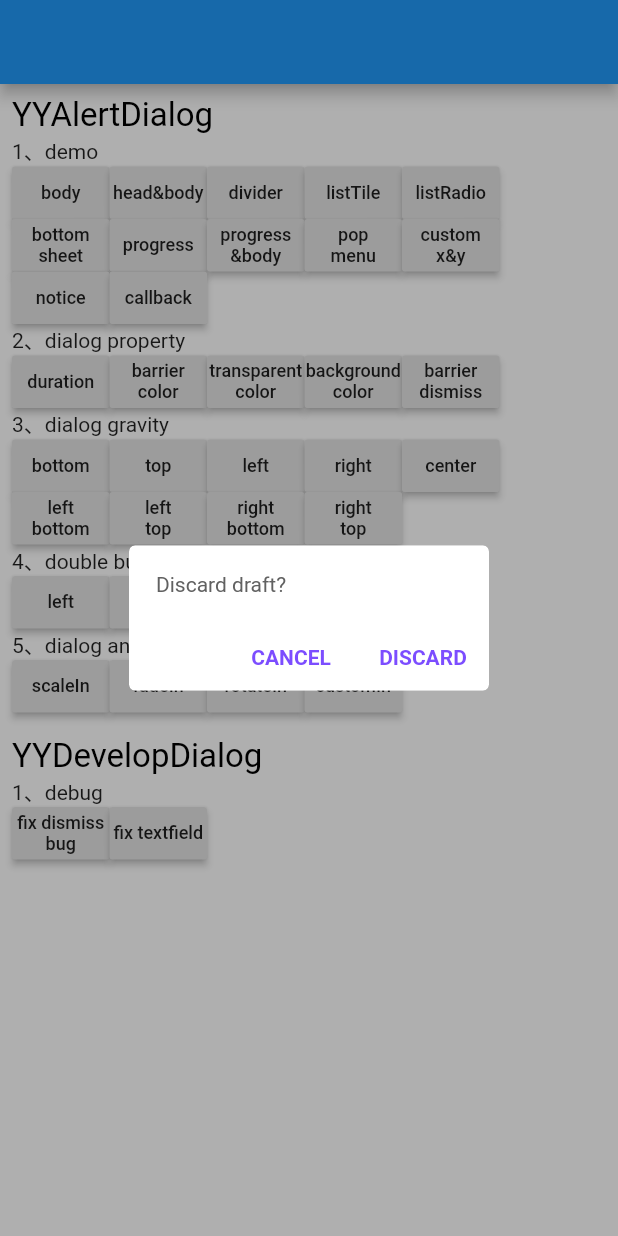
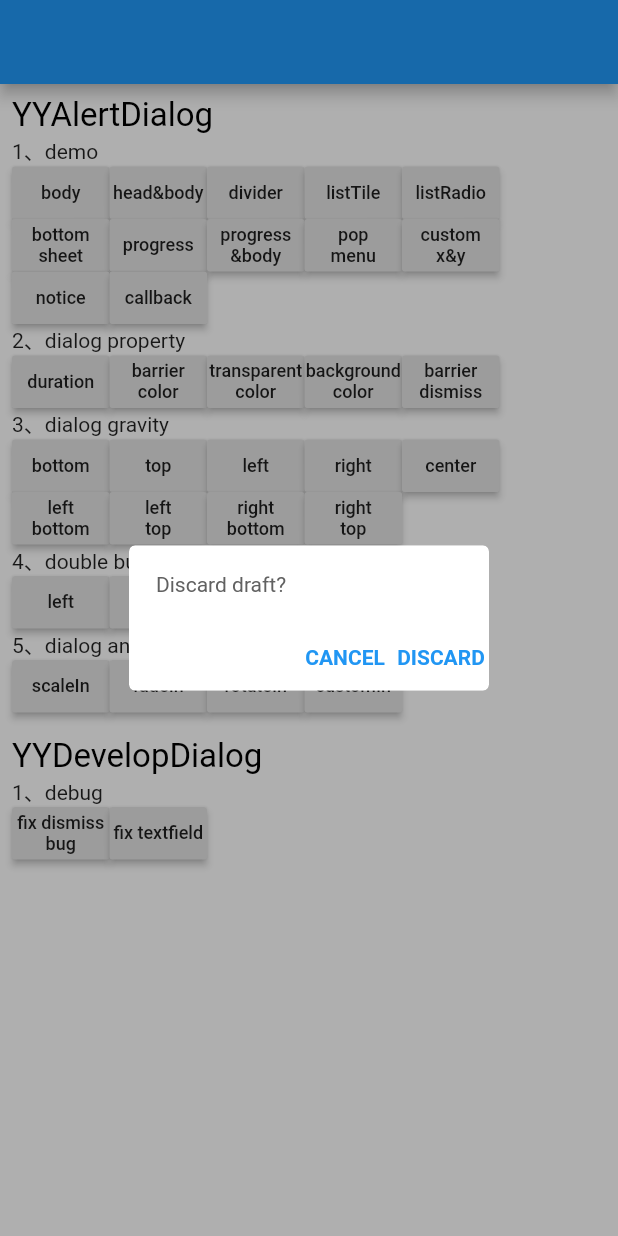
Before and after one commit to YYFlutter/flutter-custom-dialog, a Flutter app: the screen it shows after launch, after a tap on "body", on a phone screen of 412 x 824 dp. Run offline on Flutter 3.47's test engine with Material 2 defaults, Android fonts, the phone set to English and light mode, and no system bars.

Commit message:
Replace 'FlatButton' with 'TextButton'
Replace 'FlatButton' with 'TextButton'

```diff
--- a/lib/flutter_custom_dialog.dart
+++ b/lib/flutter_custom_dialog.dart
@@ -117,44 +117,48 @@ class YYDialog {
         child: Row(
           mainAxisAlignment: getRowMainAxisAlignment(gravity),
           children: <Widget>[
-            FlatButton(
+            TextButton(
               onPressed: () {
                 if (onTap1 != null) onTap1();
                 if (isClickAutoDismiss) {
                   dismiss();
                 }
               },
+              style: TextButton.styleFrom(
                 padding: buttonPadding1,
-              child: Text(
-                text1 ?? "",
-                style: TextStyle(
+                textStyle: TextStyle(
                   color: color1 ?? null,
                   fontSize: fontSize1 ?? null,
                   fontWeight: fontWeight1,
                   fontFamily: fontFamily1,
+                )
               ),
+              child: Text(
+                text1 ?? "",
               ),
             ),
             Visibility(
               visible: withDivider,
               child: VerticalDivider(),
             ),
-            FlatButton(
+            TextButton(
               onPressed: () {
                 if (onTap2 != null) onTap2();
                 if (isClickAutoDismiss) {
                   dismiss();
                 }
               },
+              style: TextButton.styleFrom(
                 padding: buttonPadding2,
-              child: Text(
-                text2 ?? "",
-                style: TextStyle(
+                textStyle: TextStyle(
                 color: color2 ?? Colors.black,
                 fontSize: fontSize2 ?? 14.0,
                 fontWeight: fontWeight2,
                 fontFamily: fontFamily2,
                 ),
+              ),
+              child: Text(
+                text2 ?? "",
               ),
             )
           ],
```
Lines whose indentation alone changed are shown as unchanged.
